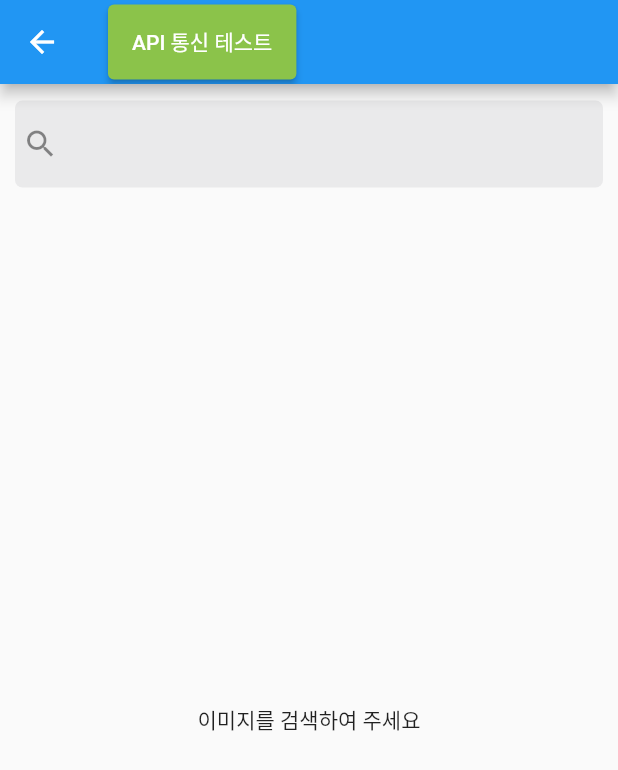
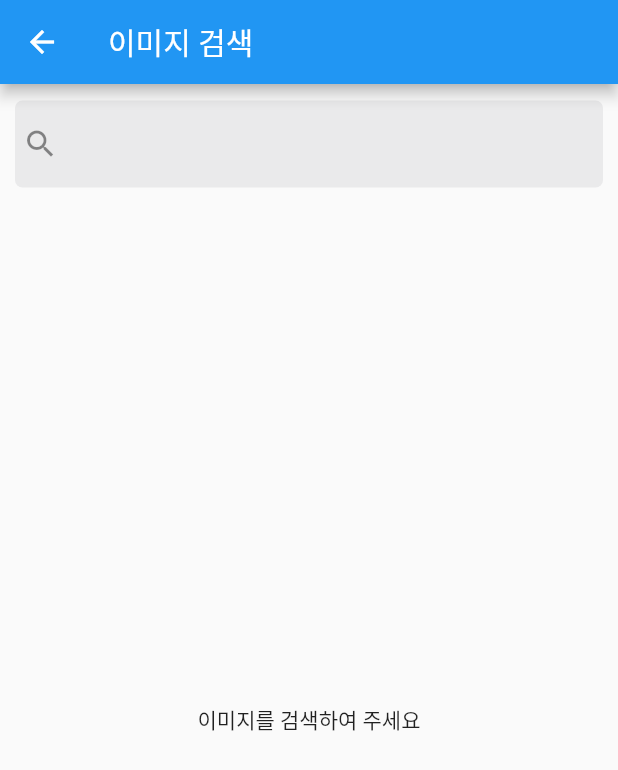
Before and after one commit to hunderboy/3xN_image_search, a Flutter app: the MethodGetx screen opened by its route, on a phone screen of 412 x 824 dp. Shown: the top 770 px of the screen. Run offline on Flutter 3.47's test engine with Material 2 defaults, Android fonts, the phone set to English and light mode, and no system bars; our stand-ins replace cached_network_image, dio, fluttertoast, get, lottie, retrofit; generated files the repository leaves out were written again.

```diff
--- a/lib/page/home.dart
+++ b/lib/page/home.dart
@@ -11,7 +11,7 @@ class Home extends StatelessWidget {
     return
       Scaffold(
         appBar: AppBar(
-            title: const Text("Bloc / Stream")
+            title: const Text("이미지 검색")
         ),
         body: Column(
           mainAxisAlignment: MainAxisAlignment.center,
--- a/lib/page/method_getx.dart
+++ b/lib/page/method_getx.dart
@@ -18,21 +18,20 @@ class MethodGetx extends GetView<MethodGetxController> {
 
     return Scaffold(
       appBar: AppBar(
-        title:
-        // const Text('이미지 검색'),
-        SizedBox(
-          height: 50,
-          child: ElevatedButton(
-            style: ElevatedButton.styleFrom(
-              foregroundColor: Colors.white,
-              backgroundColor: Colors.lightGreen, // foreground
-            ),
-            onPressed: () {
-              Get.toNamed("/TestImage3xN");
-            },
-            child: const Text("API 통신 테스트"),
-          ),
-        ),
+        title: const Text('이미지 검색'),
+        // SizedBox(
+        //   height: 50,
+        //   child: ElevatedButton(
+        //     style: ElevatedButton.styleFrom(
+        //       foregroundColor: Colors.white,
+        //       backgroundColor: Colors.lightGreen, // foreground
+        //     ),
+        //     onPressed: () {
+        //       Get.toNamed("/TestImage3xN");
+        //     },
+        //     child: const Text("API 통신 테스트"),
+        //   ),
+        // ),
       ),
       body: SafeArea(
         bottom: false,
```
Also changed, not shown: lib/bloc_pattern/bloc/count_bloc.dart (added, +34 -0 lines), lib/bloc_pattern/page_method_bloc.dart (added, +37 -0 lines).
